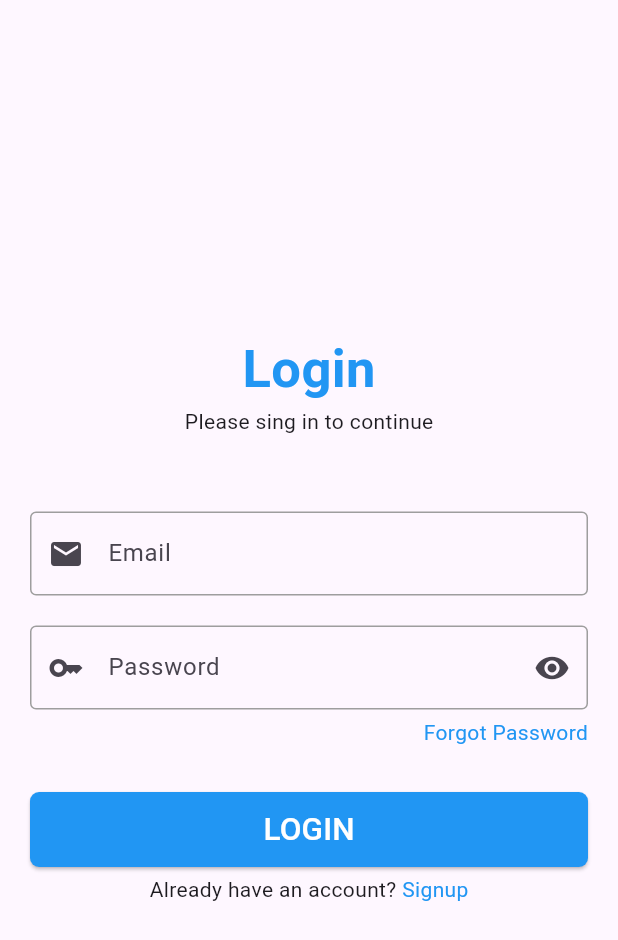
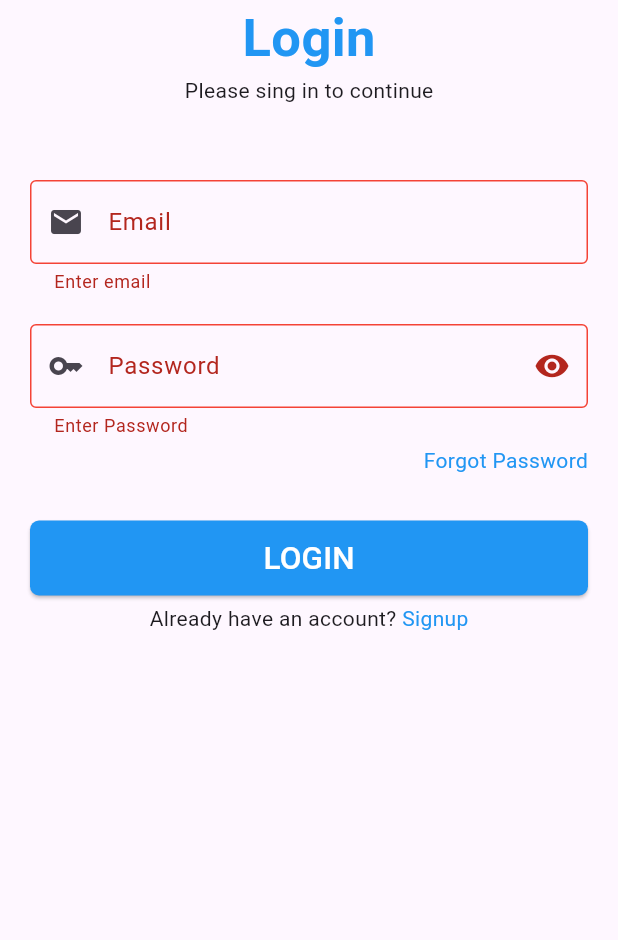
Before and after one commit to awaismubbashar/team_players, a Flutter app: the Login screen opened by its route, after a tap on "LOGIN", on a phone screen of 412 x 824 dp. Shown: the top 940 px of the screen. Run offline on Flutter 3.47's test engine with Material 3 defaults, Android fonts, the phone set to English and light mode, and no system bars.

Commit message:
Added field validations on login page

```diff
--- a/lib/main.dart
+++ b/lib/main.dart
@@ -17,7 +17,7 @@ class MyApp extends StatelessWidget {
     return MaterialApp(
       initialRoute: '/',
       routes: {
-        '/': (context) => const AddTeam(),
+        '/': (context) => const Login(),
         '/players': (context) => const Players(),
         '/addTeam': (context) => const AddTeam(),
         '/home': (context) => const Home(),
--- a/lib/screens/login.dart
+++ b/lib/screens/login.dart
@@ -8,12 +8,23 @@ class Login extends StatefulWidget {
 }
 
 class _LoginState extends State<Login> {
+  final formKey = GlobalKey<FormState>();
+  var passwordController = TextEditingController();
+  var emailController = TextEditingController();
+  bool passwordToggle = true;
+
+  String email = '';
+  String password = '';
+
   @override
   Widget build(BuildContext context) {
     return SafeArea(
       child: Scaffold(
-        body: Padding(
+        body: SingleChildScrollView(
+          child: Padding(
             padding: const EdgeInsets.symmetric(horizontal: 20),
+            child: Form(
+              key: formKey,
               child: Column(
                 mainAxisAlignment: MainAxisAlignment.center,
                 children: [
@@ -32,6 +43,56 @@ class _LoginState extends State<Login> {
                 ],
               ),
             ),
+          ),
+        ),
+      ),
+    );
+  }
+
+  Text loginText() => const Text(
+        'Login',
+        style: TextStyle(
+            fontSize: 35, fontWeight: FontWeight.bold, color: Colors.blue),
+      );
+
+  Text loginDescription() => const Text('Please sing in to continue');
+
+  TextFormField emailTextFormField() {
+    return TextFormField(
+      controller: emailController,
+      validator: emailValidation,
+      decoration: emailDecoration(),
+    );
+  }
+
+  TextFormField passwordTextFormField() {
+    return TextFormField(
+      controller: passwordController,
+      validator: passwordValidation,
+      decoration: passwordDecoration(),
+      obscureText: passwordToggle,
+    );
+  }
+
+  ElevatedButton loginButton() {
+    return ElevatedButton(
+      onPressed: () {
+        if (formKey.currentState!.validate()) {
+          print("Validated");
+        } else {
+          print("Not Validated");
+        }
+      },
+      style: ElevatedButton.styleFrom(
+          shape: RoundedRectangleBorder(
+            borderRadius: BorderRadius.circular(6), // <-- Radius
+          ),
+          minimumSize: const Size.fromHeight(50),
+          backgroundColor: Colors.blue),
+      child: const Text(
+        'LOGIN',
+        style: TextStyle(
+            color: Colors.white, fontWeight: FontWeight.w500, fontSize: 21),
       ),
     );
   }
@@ -62,59 +123,70 @@ class _LoginState extends State<Login> {
         ));
   }
 
-  ElevatedButton loginButton() {
-    return ElevatedButton(
-      onPressed: () {},
-      style: ElevatedButton.styleFrom(
-          shape: RoundedRectangleBorder(
-            borderRadius: BorderRadius.circular(6), // <-- Radius
-          ),
-          minimumSize: const Size.fromHeight(50),
-          backgroundColor: Colors.blue),
-      child: const Text(
-        'LOGIN',
-        style: TextStyle(
-            color: Colors.white, fontWeight: FontWeight.w500, fontSize: 21),
-      ),
-    );
-  }
-
-  TextFormField passwordTextFormField() {
-    return TextFormField(
-      decoration: const InputDecoration(
+  InputDecoration emailDecoration() {
+    return const InputDecoration(
         focusedBorder: OutlineInputBorder(
           borderSide: BorderSide(color: Colors.blue, width: 1.0),
         ),
         enabledBorder: OutlineInputBorder(
           borderSide: BorderSide(color: Colors.grey, width: 1.0),
         ),
-        suffixIcon: Icon(Icons.remove_red_eye),
-        prefixIcon: Icon(Icons.key),
-        labelText: 'Password',
+        errorBorder: OutlineInputBorder(
+          borderSide: BorderSide(color: Colors.red, width: 1.0),
         ),
-      obscureText: true,
-    );
+        focusedErrorBorder: OutlineInputBorder(
+          borderSide: BorderSide(color: Colors.red, width: 1.0),
+        ),
+        prefixIcon: Icon(Icons.email),
+        labelText: 'Email');
   }
 
-  TextFormField emailTextFormField() {
-    return TextFormField(
-      decoration: const InputDecoration(
-          focusedBorder: OutlineInputBorder(
+  String? emailValidation(String? value) {
+    bool emailReg = RegExp(
+            r"^[a-zA-Z0-9.a-zA-Z0-9.!#$%&'*+-/=?^_`{|}~]+@[a-zA-Z0-9]+\.[a-zA-Z]+")
+        .hasMatch(value!);
+    if (value.isEmpty) {
+      return "Enter email";
+    } else if (!emailReg) {
+      return "Enter valID email";
+    }
+    return null;
+  }
+
+  InputDecoration passwordDecoration() {
+    return InputDecoration(
+        focusedBorder: const OutlineInputBorder(
           borderSide: BorderSide(color: Colors.blue, width: 1.0),
         ),
-          enabledBorder: OutlineInputBorder(
+        enabledBorder: const OutlineInputBorder(
           borderSide: BorderSide(color: Colors.grey, width: 1.0),
         ),
-          prefixIcon: Icon(Icons.email),
-          labelText: 'Email'),
-    );
+        errorBorder: const OutlineInputBorder(
+          borderSide: BorderSide(color: Colors.red, width: 1.0),
+        ),
+        focusedErrorBorder: const OutlineInputBorder(
+          borderSide: BorderSide(color: Colors.red, width: 1.0),
+        ),
+        prefixIcon: const Icon(Icons.key),
+        labelText: 'Password',
+        suffixIcon: InkWell(
+          onTap: () {
+            setState(() {
+              passwordToggle = !passwordToggle;
+            });
+          },
+          child: Icon(passwordToggle ? Icons.visibility : Icons.visibility_off),
+        ));
   }
 
-  Text loginDescription() => const Text('Please sing in to continue');
-
-  Text loginText() => const Text(
-        'Login',
-        style: TextStyle(
-            fontSize: 35, fontWeight: FontWeight.bold, color: Colors.blue),
-      );
+  String? passwordValidation(String? value) {
+    if (value!.isEmpty) {
+      return "Enter Password";
+    } else if (value.length < 6) {
+      return "Password should be atleast 6 characters";
+    } else if (value.length > 15) {
+      return "Password should not be greater than 15 characters";
     }
+    return null;
+  }
+}
```
Lines whose indentation alone changed are shown as unchanged.
